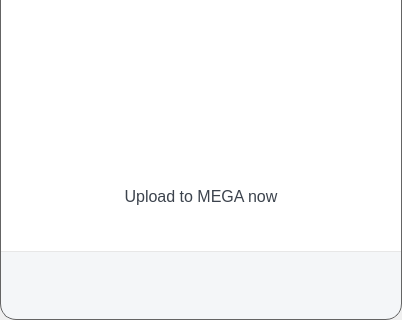
First picture: the form in src/MEGASync/gui/win/InfoDialog.ui, repository meganz/MEGAsync, before the edit; both pictures show x 0 to 402 and y 244 to 564 of the 402 by 564 pixel window.
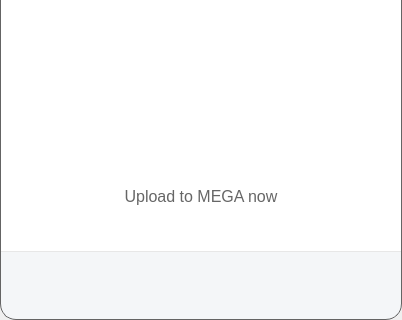
Second picture: the form after the edit. The open tabs and pages were chosen to show the change. Icons and pictures are not drawn. Custom widgets are drawn as their Qt base class.

Commit message: Update color for "Upload to MEGA"

What changed in the file:
```diff
--- a/src/MEGASync/gui/win/InfoDialog.ui
+++ b/src/MEGASync/gui/win/InfoDialog.ui
@@ -1481,7 +1481,7 @@
 margin-top: 10px;
 margin-left: 20px;
 margin-right: 20px;
-color: #3C434D;
+color: #666;
 font-family: &quot;Lato&quot;;
 font-size: 16px;
 }
```
The commit also changes 2 other files.
